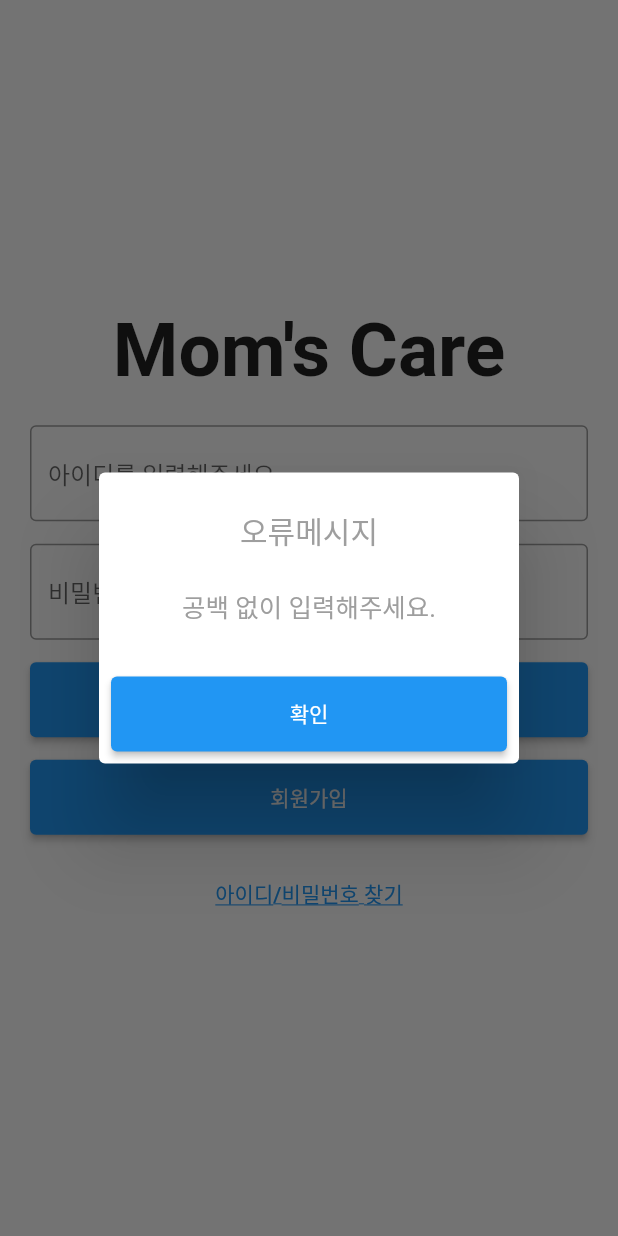
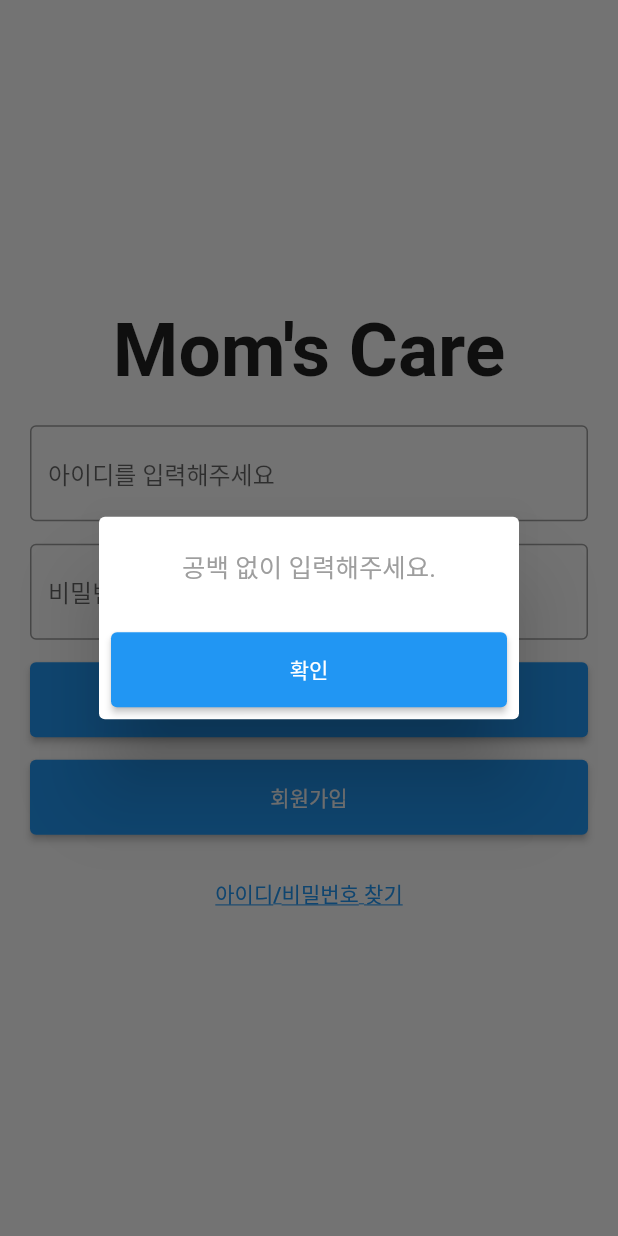
Before and after one commit to ChoiYoungHan/CareApp, a Flutter app: the screen it shows after launch, after a tap on "로그인", on a phone screen of 412 x 824 dp. Run offline on Flutter 3.47's test engine with Material 2 defaults, Android fonts, the phone set to English and light mode, and no system bars; our stand-ins replace image_picker, table_calendar.

Commit message:
로그인 처리 수정

```diff
--- a/lib/login_page.dart
+++ b/lib/login_page.dart
@@ -53,7 +53,7 @@ class _LoginPageState extends State<LoginPage> {
       if(jsonData['success'] == true){
         Navigator.of(context).push(MaterialPageRoute(builder: (context) => Home_Page()));
       } else {
-
+        Popup(context, '회원정보가 일치하지 않습니다.');
       }
       inputID.clear();
       inputPW.clear();
@@ -61,6 +61,33 @@ class _LoginPageState extends State<LoginPage> {
 
     }
   }
+
+  // BuildContext와 String 타입의 매개변수를 받아 팝업을 띄움
+  Future Popup(BuildContext context, String msg){
+    return showDialog(
+      context: context,
+      builder: (BuildContext context){
+        return AlertDialog(
+          content: Container(
+            height: 25,
+            child: Center(child: FittedBox(child: Text(msg, style: TextStyle(color: Colors.grey, fontSize: 17))))
+          ),
+          actions: [
+            ElevatedButton(
+              onPressed: (){
+                Navigator.of(context).pop();
+              },
+              child: Text('확인'),
+                style: ButtonStyle(
+                  minimumSize: MaterialStateProperty.all(Size(double.infinity, 50))
+                )
+              )
+            ]
+        );
+      }
+    );
+  }
+
   @override
   Widget build(BuildContext context) {
     return Scaffold( // 상 중 하를 나누는 위젯
@@ -109,34 +136,10 @@ class _LoginPageState extends State<LoginPage> {
                   child: ElevatedButton( // 버튼 위젯
                     onPressed: () async { // 버튼을 누를 시 동작할 코드 작성
                       if(inputID.text == '' || inputPW.text == ''){
-                        showDialog(
-                          context: context,
-                          builder: (BuildContext context){
-                            return AlertDialog(
-                              title: Center(child: Text('오류메시지', style: TextStyle(color: Colors.grey))),
-                              content: Container(
-                                height: 30,
-                                child: Center(child: Text('공백 없이 입력해주세요.', style: TextStyle(color: Colors.grey, fontSize: 17))),
-                              ),
-                              actions: [
-                                ElevatedButton(
-                                  onPressed: (){
-                                    Navigator.of(context).pop();
-                                  },
-                                  child: Text('확인'),
-                                  style: ButtonStyle( // 버튼의 스타일 지정
-                                    minimumSize: MaterialStateProperty.all(Size(double.infinity, 50)) // 버튼의 가로를 최대, 세로는 50
-                                  )
-                                )
-                              ]
-                            );
-                          }
-                        );
+                        Popup(context, '공백 없이 입력해주세요.');
                       } else {
                         sendData();
-                        Navigator.of(context).push(MaterialPageRoute(builder: (context) => Home_Page()));
                       }
-
                     },
                     child: Text('로그인'), // 텍스트로 '로그인' 출력
                     style: ButtonStyle( // 버튼의 스타일 지정
```
Also changed, not shown: lib/register_page.dart (+1 -23 lines).
